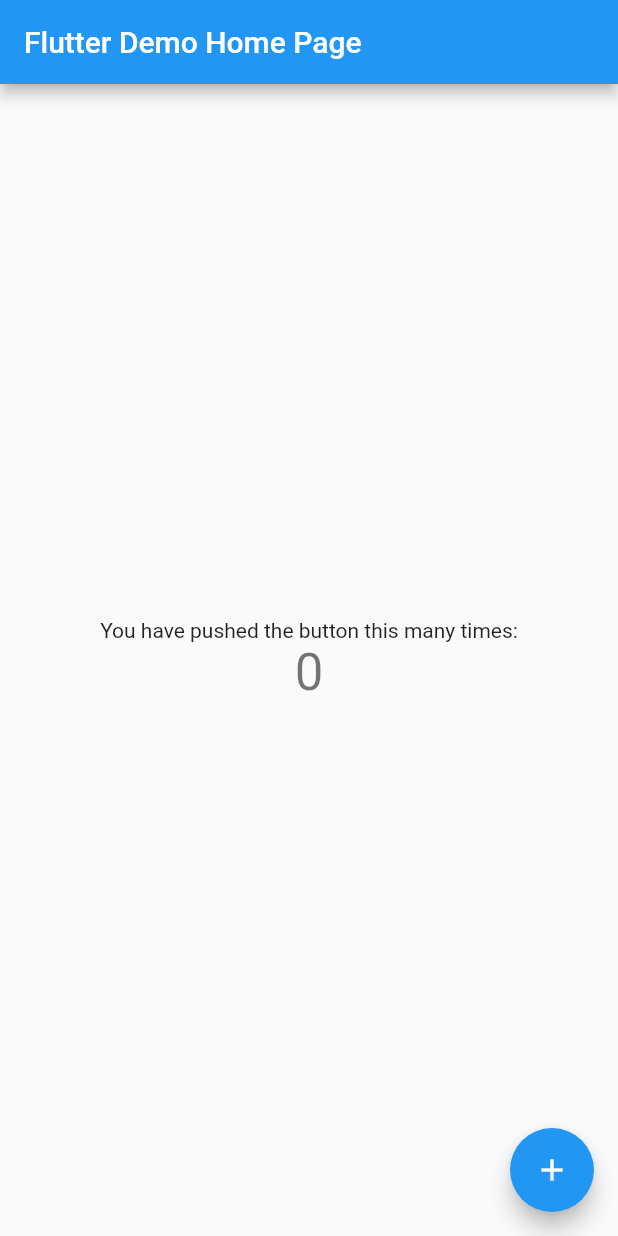
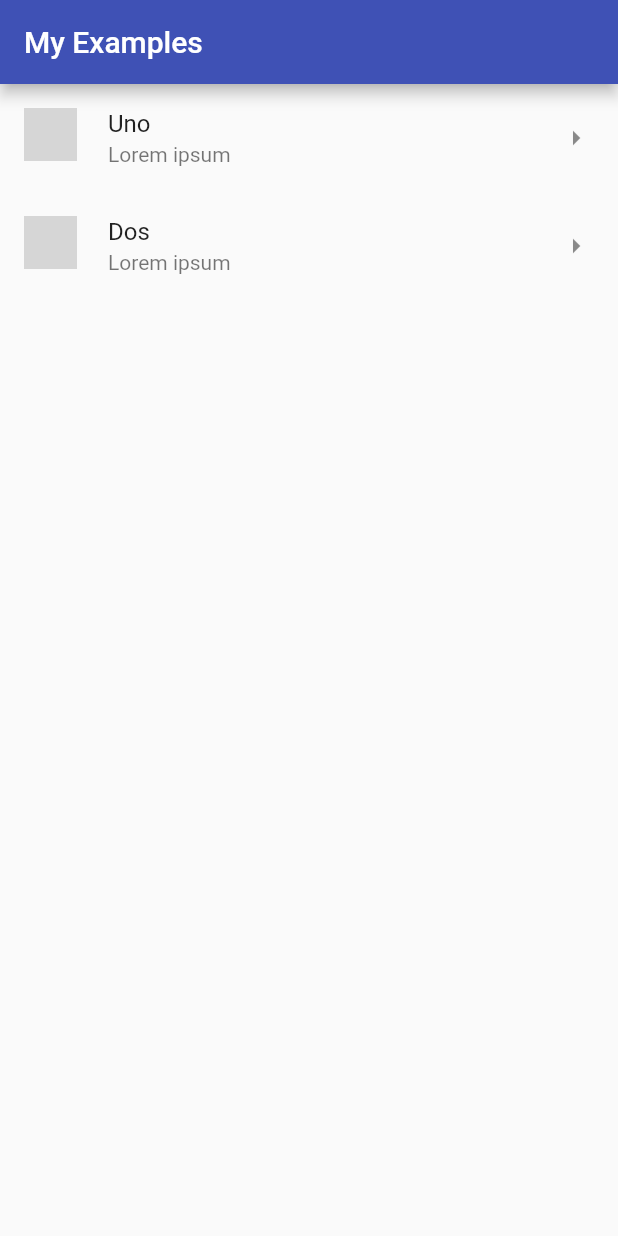
Before and after one commit to vico-aguado/MyExamplesApp, a Flutter app: the screen it shows after launch, on a phone screen of 412 x 824 dp. Run offline on Flutter 3.47's test engine with Material 2 defaults, Android fonts, the phone set to English and light mode, and no system bars; network calls fail; grey boxes are pictures that could not be loaded.

Commit message:
1: List with JSON asset and routes

```diff
--- a/lib/main.dart
+++ b/lib/main.dart
@@ -1,111 +1,4 @@
 import 'package:flutter/material.dart';
+import 'package:my_examples_app/src/app.dart';
 
-void main() => runApp(MyApp());
-
-class MyApp extends StatelessWidget {
-  // This widget is the root of your application.
-  @override
-  Widget build(BuildContext context) {
-    return MaterialApp(
-      title: 'Flutter Demo',
-      theme: ThemeData(
-        // This is the theme of your application.
-        //
-        // Try running your application with "flutter run". You'll see the
-        // application has a blue toolbar. Then, without quitting the app, try
-        // changing the primarySwatch below to Colors.green and then invoke
-        // "hot reload" (press "r" in the console where you ran "flutter run",
-        // or simply save your changes to "hot reload" in a Flutter IDE).
-        // Notice that the counter didn't reset back to zero; the application
-        // is not restarted.
-        primarySwatch: Colors.blue,
-      ),
-      home: MyHomePage(title: 'Flutter Demo Home Page'),
-    );
-  }
-}
-
-class MyHomePage extends StatefulWidget {
-  MyHomePage({Key key, this.title}) : super(key: key);
-
-  // This widget is the home page of your application. It is stateful, meaning
-  // that it has a State object (defined below) that contains fields that affect
-  // how it looks.
-
-  // This class is the configuration for the state. It holds the values (in this
-  // case the title) provided by the parent (in this case the App widget) and
-  // used by the build method of the State. Fields in a Widget subclass are
-  // always marked "final".
-
-  final String title;
-
-  @override
-  _MyHomePageState createState() => _MyHomePageState();
-}
-
-class _MyHomePageState extends State<MyHomePage> {
-  int _counter = 0;
-
-  void _incrementCounter() {
-    setState(() {
-      // This call to setState tells the Flutter framework that something has
-      // changed in this State, which causes it to rerun the build method below
-      // so that the display can reflect the updated values. If we changed
-      // _counter without calling setState(), then the build method would not be
-      // called again, and so nothing would appear to happen.
-      _counter++;
-    });
-  }
-
-  @override
-  Widget build(BuildContext context) {
-    // This method is rerun every time setState is called, for instance as done
-    // by the _incrementCounter method above.
-    //
-    // The Flutter framework has been optimized to make rerunning build methods
-    // fast, so that you can just rebuild anything that needs updating rather
-    // than having to individually change instances of widgets.
-    return Scaffold(
-      appBar: AppBar(
-        // Here we take the value from the MyHomePage object that was created by
-        // the App.build method, and use it to set our appbar title.
-        title: Text(widget.title),
-      ),
-      body: Center(
-        // Center is a layout widget. It takes a single child and positions it
-        // in the middle of the parent.
-        child: Column(
-          // Column is also layout widget. It takes a list of children and
-          // arranges them vertically. By default, it sizes itself to fit its
-          // children horizontally, and tries to be as tall as its parent.
-          //
-          // Invoke "debug painting" (press "p" in the console, choose the
-          // "Toggle Debug Paint" action from the Flutter Inspector in Android
-          // Studio, or the "Toggle Debug Paint" command in Visual Studio Code)
-          // to see the wireframe for each widget.
-          //
-          // Column has various properties to control how it sizes itself and
-          // how it positions its children. Here we use mainAxisAlignment to
-          // center the children vertically; the main axis here is the vertical
-          // axis because Columns are vertical (the cross axis would be
-          // horizontal).
-          mainAxisAlignment: MainAxisAlignment.center,
-          children: <Widget>[
-            Text(
-              'You have pushed the button this many times:',
-            ),
-            Text(
-              '$_counter',
-              style: Theme.of(context).textTheme.display1,
-            ),
-          ],
-        ),
-      ),
-      floatingActionButton: FloatingActionButton(
-        onPressed: _incrementCounter,
-        tooltip: 'Increment',
-        child: Icon(Icons.add),
-      ), // This trailing comma makes auto-formatting nicer for build methods.
-    );
-  }
-}
+void main() => runApp(App());
--- /dev/null
+++ b/lib/src/app.dart
@@ -0,0 +1,23 @@
+import 'package:flutter/material.dart';
+
+import 'package:my_examples_app/src/pages/home_page.dart';
+import 'package:my_examples_app/src/pages/test_page.dart';
+
+class App extends StatelessWidget {
+  @override
+  Widget build(BuildContext context) {
+    return MaterialApp(
+        debugShowCheckedModeBanner: false,
+        theme: new ThemeData(
+          primaryColor: Colors.indigo,
+          primarySwatch: Colors.indigo,
+        ),
+        home: Home(),
+        initialRoute: '/',
+        routes: {
+          '/screen1': (BuildContext context) => TestPage(),
+          '/screen2': (BuildContext context) => TestPage(),
+        },
+      );
+  }
+}
--- /dev/null
+++ b/lib/src/data/models/example_model.dart
@@ -0,0 +1,48 @@
+// To parse this JSON data, do
+//
+//     final example = exampleFromJson(jsonString);
+
+import 'dart:convert';
+
+Example exampleFromJson(String str) {
+    final jsonData = json.decode(str);
+    return Example.fromJson(jsonData);
+}
+
+String exampleToJson(Example data) {
+    final dyn = data.toJson();
+    return json.encode(dyn);
+}
+
+class Example {
+    String title;
+    String image;
+    String description;
+    String route;
+
+    Example({
+        this.title,
+        this.image,
+        this.description,
+        this.route,
+    });
+
+    factory Example.fromJson(Map<String, dynamic> json) => new Example(
+        title: json["title"],
+        image: json["image"],
+        description: json["description"],
+        route: json["route"],
+    );
+
+    Map<String, dynamic> toJson() => {
+        "title": title,
+        "image": image,
+        "description": description,
+        "route": route,
+    };
+
+    @override
+      String toString() {
+        return "\n{title: $title, image: $image, route: $route, description: $description}";
+      }
+}
--- /dev/null
+++ b/lib/src/data/repositories/examplesList_repository.dart
@@ -0,0 +1,29 @@
+import 'dart:async' show Future;
+import 'dart:convert';
+import 'package:flutter/services.dart' show rootBundle;
+import 'package:my_examples_app/src/data/models/example_model.dart';
+
+class ExamplesListRepository {
+
+  Future<String> _loadExamplesAsset() async {
+    return await rootBundle.loadString('lib/src/data/repositories/static/examplesList.json');
+  }
+
+  List<Example> _parseJson(String jsonString){
+    Map decoded = jsonDecode(jsonString);
+
+    List<Example> examples = List<Example>();
+    for(var example in decoded["examples"]){
+      final item = Example.fromJson(example);
+      examples.add(item);
+    }
+
+    return examples;
+  }
+
+  Future<List<Example>> loadExamples () async {
+    final json = await _loadExamplesAsset();
+    return _parseJson(json);
+  }
+
+}
--- /dev/null
+++ b/lib/src/data/repositories/static/examplesList.json
@@ -0,0 +1,16 @@
+{
+    "examples": [
+        {
+            "title":"Uno",
+            "image":"https://cdn2.iconfinder.com/data/icons/business-office-icons/256/To-do_List-512.png",
+            "description":"Lorem ipsum",
+            "route":"/screen1"
+        },
+        {
+            "title":"Dos",
+            "image":"https://cdn2.iconfinder.com/data/icons/business-office-icons/256/To-do_List-512.png",
+            "description":"Lorem ipsum",
+            "route":"/screen2"
+        }
+    ]
+}
--- /dev/null
+++ b/lib/src/pages/home_page.dart
@@ -0,0 +1,65 @@
+import 'package:flutter/material.dart';
+import 'package:my_examples_app/src/data/models/example_model.dart';
+import 'package:my_examples_app/src/data/repositories/examplesList_repository.dart';
+
+class Home extends StatefulWidget {
+  _HomeState createState() => _HomeState();
+}
+
+class _HomeState extends State<Home> {
+  final repo = ExamplesListRepository();
+
+  @override
+  Widget build(BuildContext context) {
+    return Scaffold(
+      appBar: AppBar(
+        title: Text("My Examples"),
+      ),
+      body: FutureBuilder(
+        initialData: [],
+        builder: (context, snapshot) {
+          switch (snapshot.connectionState) {
+            case ConnectionState.none:
+              return new Text('None');
+            case ConnectionState.waiting:
+              return Center(
+                child: CircularProgressIndicator(
+                  backgroundColor: Colors.indigo,
+                ),
+              );
+            default:
+              if (snapshot.hasError) {
+                return new Text('Error: ${snapshot.error}');
+              } else {
+                List<Example> values = snapshot.data;
+                print(values);
+                return _getList(values);
+              }
+          }
+        },
+        future: repo.loadExamples(),
+      ),
+    );
+  }
+
+  Widget _getList(List<Example> values) {
+    return ListView.builder(
+      itemCount: values.length,
+      itemBuilder: (context, index) {
+        final example = values[index];
+        return ListTile(
+          onTap: (){
+            Navigator.of(context).pushNamed(example.route);
+          },
+          title: Text(example.title),
+          subtitle: Text(example.description),
+          leading: Image(
+            image: NetworkImage(example.image),
+            fit: BoxFit.contain,
+            height: 35, ),
+          trailing: Icon(Icons.arrow_right),
+        );
+      },
+    );
+  }
+}
--- /dev/null
+++ b/lib/src/pages/test_page.dart
@@ -0,0 +1,21 @@
+
+import 'package:flutter/material.dart';
+
+class TestPage extends StatelessWidget {
+  @override
+  Widget build(BuildContext context) {
+    return Scaffold(
+      appBar: AppBar(
+        title: Text('First Screen'),
+      ),
+      body: Center(
+        child: RaisedButton(
+          child: Text('Launch screen'),
+          onPressed: () {
+            // Navigate to second screen when tapped!
+          },
+        ),
+      ),
+    );
+  }
+}
--- a/pubspec.yaml
+++ b/pubspec.yaml
@@ -37,9 +37,9 @@ flutter:
   uses-material-design: true
 
   # To add assets to your application, add an assets section, like this:
-  # assets:
-  #  - images/a_dot_burr.jpeg
-  #  - images/a_dot_ham.jpeg
+  assets:
+   - assets/images/
+   - lib/src/data/repositories/static/
 
   # An image asset can refer to one or more resolution-specific "variants", see
   # https://flutter.io/assets-and-images/#resolution-aware.
```
Also changed, not shown: 2 other files.
